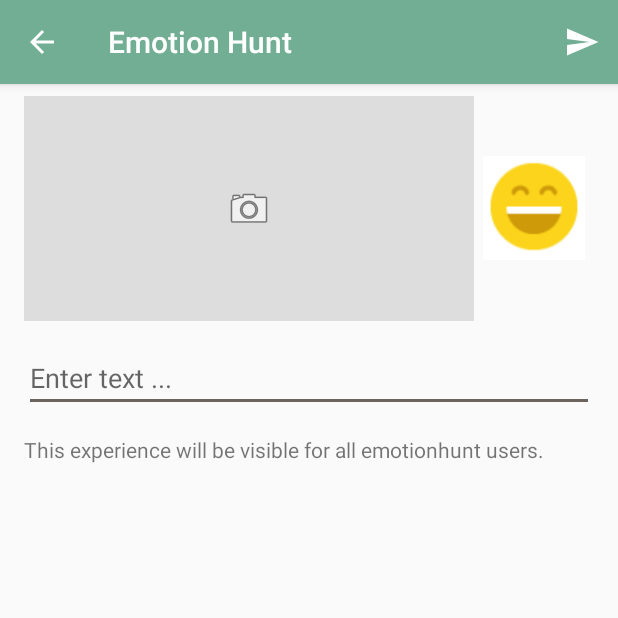
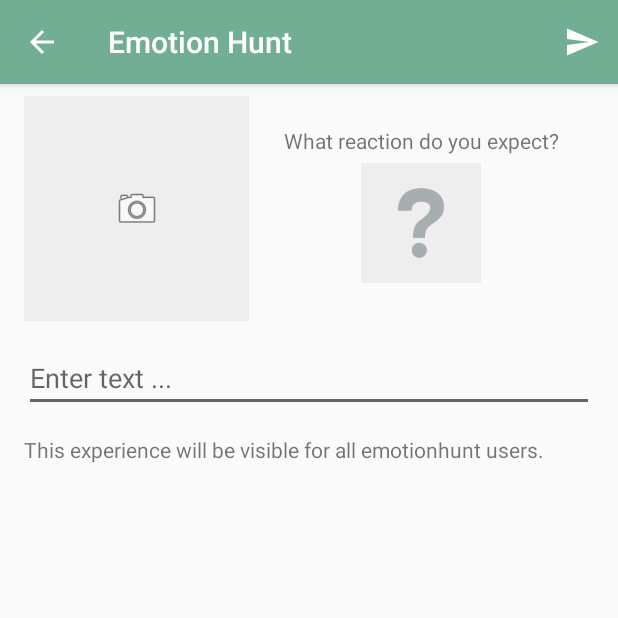
Before and after one commit to samuelfricker/emotionhunt, an Android app: the ExperienceCreateActivity screen opened directly, with no data from a screen before it, on a phone screen of 412 x 824 dp, the top half of it. Run offline under Robolectric (Android 15) with nearby library versions, the phone set to English and light mode, and no system bars; libraries missing offline, so code that uses them is left out: com.nguyenhoanglam.imagepicker.

Commit message:
#17 Add emoticons PopUp dialog

```diff
--- a/app/src/main/res/layout/activity_experience_create_header.xml
+++ b/app/src/main/res/layout/activity_experience_create_header.xml
@@ -9,21 +9,37 @@
     android:layout_marginBottom="15dp">
 
     <ImageView
-    android:layout_width="match_parent"
+    android:layout_width="150dp"
     app:srcCompat="@drawable/ic_menu_camera"
     android:id="@+id/img_experience_preview"
     android:scaleType="center"
-    android:background="#ddd"
+    android:background="#eee"
     android:layout_height="150dp"
-    android:layout_weight="1"
-    />
+        />
 
-    <ImageView
-        app:srcCompat="@drawable/img_emoticon_example"
-        android:id="@+id/img_experience_icon"
-        android:layout_gravity="center_vertical"
-        android:layout_width="80dp"
-        android:layout_height="80dp"
-        android:padding="5dp"/>
+    <LinearLayout
+        android:orientation="vertical"
+        android:layout_width="match_parent"
+        android:layout_height="match_parent"
+        android:gravity="center_vertical|center_horizontal"
+        >
+
+        <TextView
+            android:text="@string/what_reaction_do_you_expect"
+            android:layout_width="wrap_content"
+            android:layout_height="wrap_content"
+            android:id="@+id/textView2"
+            />
+
+        <ImageView
+            app:srcCompat="@drawable/img_questionmark"
+            android:id="@+id/img_experience_icon"
+            android:layout_gravity="center_vertical|center_horizontal"
+            android:layout_width="80dp"
+            android:layout_height="80dp"
+            android:padding="15dp"
+            android:background="#eee"
+            android:layout_margin="5dp"/>
+    </LinearLayout>
 
 </LinearLayout>
--- a/app/src/main/res/values/strings.xml
+++ b/app/src/main/res/values/strings.xml
@@ -214,4 +214,5 @@
     <string name="media_is_empty">Media is empty.</string>
     <string name="experience_public_notice">This experience will be visible for all emotionhunt users.</string>
     <string name="please_wait">Please wait...</string>
+    <string name="what_reaction_do_you_expect">What reaction do you expect?</string>
 </resources>
```
Also changed, not shown: app/src/main/java/ch/fhnw/ip5/emotionhunt/activities/ExperienceCreateActivity.java (+51 -1 lines), app/src/main/java/ch/fhnw/ip5/emotionhunt/helpers/EmotionPickerDialog.java (added, +104 -0 lines), app/src/main/res/layout/dialog_emotion_picker.xml (added, +85 -0 lines), app/src/main/res/drawable/img_emotion_anger.png (added), app/src/main/res/drawable/img_emotion_contempt.png (added), app/src/main/res/drawable/img_emotion_disgust.png (added), app/src/main/res/drawable/img_emotion_fear.png (added), app/src/main/res/drawable/img_emotion_happiness.png (added), app/src/main/res/drawable/img_emotion_neutral.png (added), app/src/main/res/drawable/img_emotion_sadness.png (added), app/src/main/res/drawable/img_emotion_surprise.png (added), app/src/main/res/drawable/img_questionmark.png (added), 1 other file.
